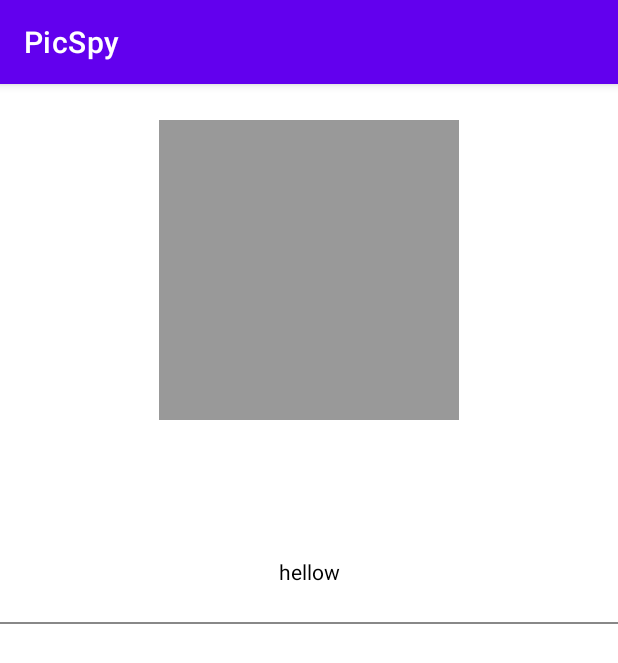
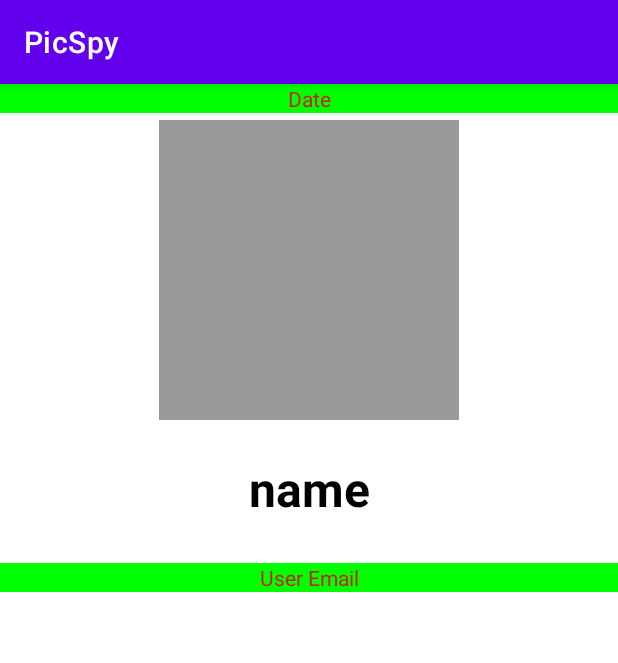
Before and after one commit to pattern-finder/AndroidApp, an Android app: the Profile screen opened directly, with no data from a screen before it, on a phone screen of 412 x 824 dp. Shown: the top 663 px of the screen. Run offline under Robolectric (Android 15) with nearby library versions, the phone set to English and light mode, and no system bars.

Commit message:
profile user android App using api get users Done

```diff
--- a/app/src/main/java/com/example/myapplication/MainActivity.kt
+++ b/app/src/main/java/com/example/myapplication/MainActivity.kt
@@ -27,7 +27,6 @@ class MainActivity : AppCompatActivity() {
 
         btn_submit.setOnClickListener{
         //    Toast.makeText(this,"Button is clicked", Toast.LENGTH_LONG).show();
-
             login(user_name,password)
         }
     }
@@ -45,7 +44,9 @@ class MainActivity : AppCompatActivity() {
                 response = loginResponse
                 if (response !== null) {
 
-                    this.startActivity(Intent(this, Profile::class.java))
+                    val intent = Intent(this,Profile::class.java)
+                    intent.putExtra("username",username)
+                    startActivity(intent)
                     Toast.makeText(this,"Connexion Réussie", Toast.LENGTH_LONG).show();
                 } else {
                     Toast.makeText(
--- a/app/src/main/java/com/example/myapplication/Profile.kt
+++ b/app/src/main/java/com/example/myapplication/Profile.kt
@@ -3,23 +3,57 @@ package com.example.myapplication
 import androidx.appcompat.app.AppCompatActivity
 import android.os.Bundle
 import android.widget.TextView
-import com.example.myapplication.api.user.model.LoginModel
-import com.example.myapplication.api.user.model.UserModel
-import com.example.myapplication.api.user.serivce.ProfileUserService
+import com.example.myapplication.api.ApiClient
+import com.example.myapplication.api.user.controller.UserProfileInterface
+import com.example.myapplication.api.user.model.UserContent
+import retrofit2.Call
+import retrofit2.Callback
+import retrofit2.Response
+
 
 class Profile : AppCompatActivity() {
     override fun onCreate(savedInstanceState: Bundle?) {
         super.onCreate(savedInstanceState)
         setContentView(R.layout.activity_profile)
 
+        var full_name = findViewById<TextView>(R.id.fullName)
+        var email = findViewById<TextView>(R.id.email)
+        var date = findViewById<TextView>(R.id.CreateAt)
+        val profileName = intent.getStringExtra("username")
 
-        val full_name = findViewById<TextView>(R.id.fullName)
-        val email = findViewById<TextView>(R.id.email)
+        val request = ApiClient.buildService(UserProfileInterface::class.java)
+        val call = request.getUser()
 
-        ProfileUserService().UserProfile()
+        call.enqueue(object : Callback<UserContent> {
+            override fun onResponse(call: Call<UserContent>?, response: Response<UserContent>?) {
 
-        email.text = "hellow"
+                val userReponse = response?.body()
 
+                if (response !== null) {
+                    if(response.isSuccessful) {
+
+                        for(u in userReponse?.content!!){
+
+                            if(u?.username ==profileName){
+                                email.text= u!!.email
+                                full_name.text= u.username
+                                date.text= u.createdAt
+                            }
+
+                        }
+
+
+                        //email.text= userReponse?.content!!.email
+                        //Log.d("Response","ma réponse est ${userReponse?.content?.email}")
+                       // Log.d("Response","ma réponse est ${userReponse?.content?.email}")
+                        //Log.d("Reponse username","le nom de user est ${profileName}")
+                    }
+                }
+            }
+            override fun onFailure(call: Call<UserContent>, t: Throwable) {
+                error("KO")
+            }
+        })
 
     }
 
--- a/app/src/main/java/com/example/myapplication/api/ApiClient.kt
+++ b/app/src/main/java/com/example/myapplication/api/ApiClient.kt
@@ -3,7 +3,6 @@ package com.example.myapplication.api
 import okhttp3.OkHttpClient
 import retrofit2.Retrofit
 import retrofit2.converter.gson.GsonConverterFactory
-
 
 object ApiClient {
     private const val BASE_URL: String = "https://api.picspy.vagahbond.com/"
--- a/app/src/main/java/com/example/myapplication/api/user/controller/AuthenticationInterface.kt
+++ b/app/src/main/java/com/example/myapplication/api/user/controller/AuthenticationInterface.kt
@@ -4,7 +4,6 @@ import com.example.myapplication.api.user.model.LoginModel
 import com.google.gson.JsonObject
 import retrofit2.Call
 import retrofit2.http.Body
-import retrofit2.http.GET
 import retrofit2.http.Headers
 import retrofit2.http.POST
 
--- a/app/src/main/java/com/example/myapplication/api/user/controller/UserProfileInterface.kt
+++ b/app/src/main/java/com/example/myapplication/api/user/controller/UserProfileInterface.kt
@@ -1,13 +1,14 @@
 package com.example.myapplication.api.user.controller
 
-import com.example.myapplication.api.user.model.UserModel
+import com.example.myapplication.api.user.model.UserContent
 import retrofit2.Call
 import retrofit2.http.GET
+import retrofit2.http.Headers
 
 
 interface UserProfileInterface {
-
-    @GET("users/60a91153076d48ec19c7c1b8")
-    fun getUserInformation() : Call<UserModel>
+    @Headers("Content-Type: application/json")
+    @GET("/users")
+    fun getUser(): Call<UserContent>
 
 }
--- a/app/src/main/java/com/example/myapplication/api/user/serivce/ProfileUserService.kt
+++ /dev/null
@@ -1,34 +0,0 @@
-package com.example.myapplication.api.user.serivce
-
-import android.util.Log
-import com.example.myapplication.api.ApiClient
-import com.example.myapplication.api.user.controller.UserProfileInterface
-import com.example.myapplication.api.user.model.UserModel
-import com.google.gson.JsonObject
-import retrofit2.Call
-import retrofit2.Callback
-import retrofit2.Response
-import kotlin.math.log
-
-
-class ProfileUserService {
-
-    fun UserProfile(){
-        val call : Call<UserModel> = ApiClient.buildService(UserProfileInterface::class.java).getUserInformation()
-
-        call.enqueue(object : Callback<UserModel> {
-            override fun onResponse(call: Call<UserModel>, response: Response<UserModel>) {
-                val userInfo = response.body()
-                if(userInfo!=null){
-                    Log.d("User","my user profile")
-                }
-
-            }
-            override fun onFailure(call: Call<UserModel>, t: Throwable) {
-                error("Ko")
-            }
-        })
-
-    }
-
-}
--- a/app/src/main/res/layout/activity_profile.xml
+++ b/app/src/main/res/layout/activity_profile.xml
@@ -22,33 +22,40 @@
         android:layout_width="wrap_content"
         android:layout_height="wrap_content"
         android:layout_marginTop="24dp"
-        android:text=""
+        android:text="name"
         android:textColor="#000"
         android:textSize="32sp"
         android:textStyle="bold"
         app:layout_constraintEnd_toEndOf="parent"
         app:layout_constraintStart_toStartOf="parent"
         app:layout_constraintTop_toBottomOf="@id/profilePhoto" />
+
     <TextView
         android:id="@+id/email"
         android:layout_width="0dp"
         android:layout_height="wrap_content"
-        android:layout_marginTop="24dp"
-        android:text=""
+        android:layout_marginTop="28dp"
+        android:text="User Email"
+        android:background="@color/green"
         android:textAlignment="center"
-        android:textColor="#000"
+        android:textColor="#CF1A1A"
         app:layout_constraintEnd_toEndOf="parent"
         app:layout_constraintStart_toStartOf="parent"
         app:layout_constraintTop_toBottomOf="@id/fullName" />
-    <View
-        android:id="@+id/lineOne"
+
+    <TextView
+        android:id="@+id/CreateAt"
         android:layout_width="0dp"
-        android:layout_height="1dp"
-        android:layout_marginTop="24dp"
-        android:background="#888"
+        android:layout_height="wrap_content"
+        android:layout_marginTop="28dp"
+        android:text="Date"
+        android:background="@color/green"
+        android:textAlignment="center"
+        android:textColor="#CF1A1A"
         app:layout_constraintEnd_toEndOf="parent"
         app:layout_constraintStart_toStartOf="parent"
-        app:layout_constraintTop_toBottomOf="@id/email" />
+        tools:layout_editor_absoluteY="365dp"
+        tools:ignore="MissingConstraints" />
 
 
 </androidx.constraintlayout.widget.ConstraintLayout>
--- a/app/src/main/res/values/colors.xml
+++ b/app/src/main/res/values/colors.xml
@@ -7,4 +7,5 @@
     <color name="teal_700">#FF018786</color>
     <color name="black">#FF000000</color>
     <color name="white">#FFFFFFFF</color>
+    <color name="green">#00FF00</color>
 </resources>
```
Also changed, not shown: app/src/main/java/com/example/myapplication/api/user/model/UserContent.kt (added, +21 -0 lines), app/src/main/java/com/example/myapplication/api/user/model/UserModel.kt (deleted, +0 -13 lines).
